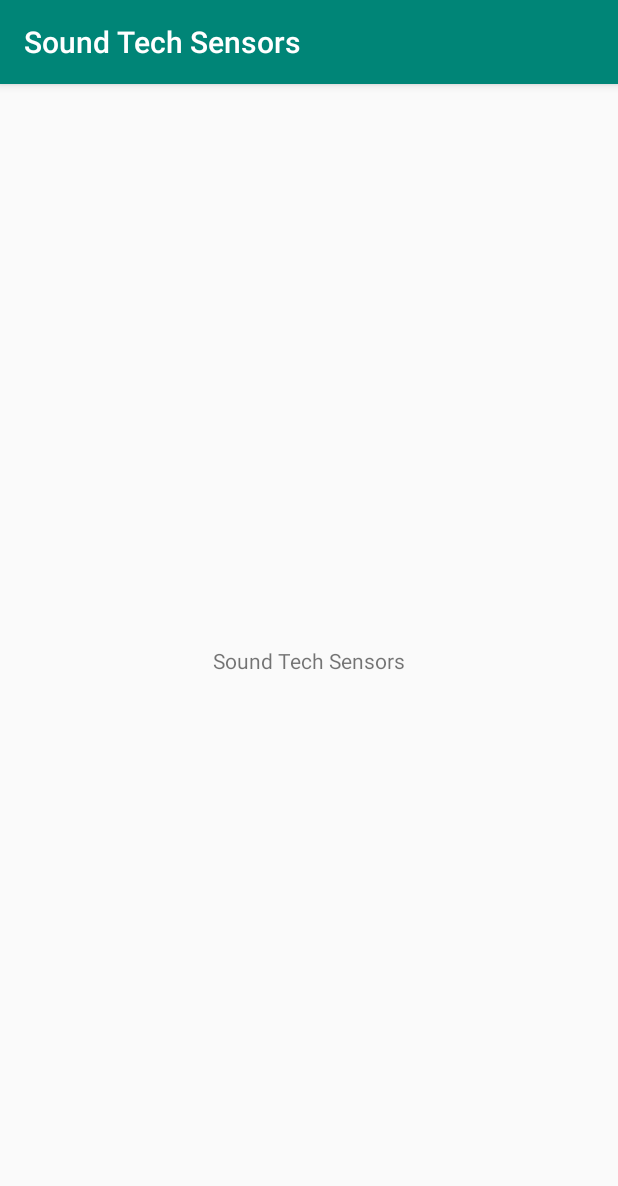
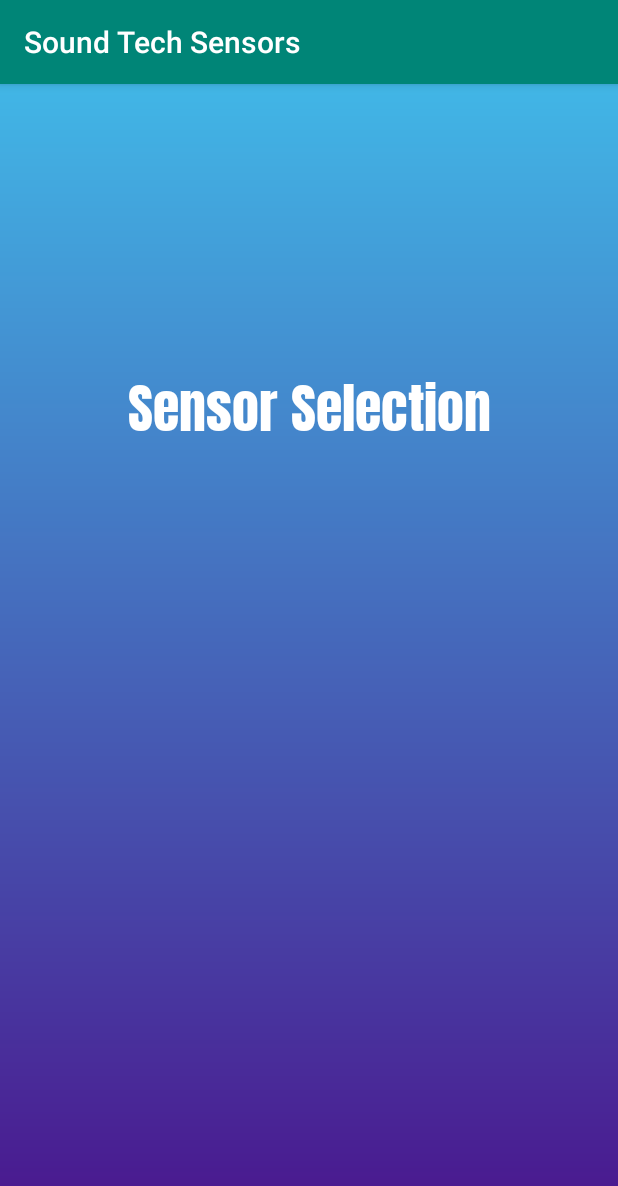
Before and after one commit to Cfoulcard/Android-Sensor-Engine, an Android app: the screen it shows after launch (MainActivity), on a phone screen of 412 x 824 dp. Shown: the top 1186 px of the screen. Run offline under Robolectric (Android 15) with nearby library versions, the phone set to English and light mode, and no system bars.

Commit message:
Added ui design + fonts
activity_main changed to reflect name of landing screen: sensor_selection
Added gradient
Added anton font
Added title view for sensor_selection
Added colors

```diff
--- a/app/src/main/java/com/example/android/soundtechsensors/MainActivity.java
+++ b/app/src/main/java/com/example/android/soundtechsensors/MainActivity.java
@@ -8,6 +8,6 @@ public class MainActivity extends AppCompatActivity {
     @Override
     protected void onCreate(Bundle savedInstanceState) {
         super.onCreate(savedInstanceState);
-        setContentView(R.layout.activity_main);
+        setContentView(R.layout.sensor_selection);
     }
 }
--- /dev/null
+++ b/app/src/main/res/drawable/drawable_gradient.xml
@@ -0,0 +1,9 @@
+<?xml version="1.0" encoding="utf-8"?>
+<shape xmlns:android="http://schemas.android.com/apk/res/android">
+
+    <gradient
+        android:angle="90"
+        android:endColor="@color/colorPurple_A400"
+        android:startColor="@color/colorPurple_900" />
+
+</shape>
--- a/app/src/main/res/layout/activity_main.xml
+++ /dev/null
@@ -1,18 +0,0 @@
-<?xml version="1.0" encoding="utf-8"?>
-<android.support.constraint.ConstraintLayout xmlns:android="http://schemas.android.com/apk/res/android"
-    xmlns:app="http://schemas.android.com/apk/res-auto"
-    xmlns:tools="http://schemas.android.com/tools"
-    android:layout_width="match_parent"
-    android:layout_height="match_parent"
-    tools:context=".MainActivity">
-
-    <TextView
-        android:layout_width="wrap_content"
-        android:layout_height="wrap_content"
-        android:text="Sound Tech Sensors"
-        app:layout_constraintBottom_toBottomOf="parent"
-        app:layout_constraintLeft_toLeftOf="parent"
-        app:layout_constraintRight_toRightOf="parent"
-        app:layout_constraintTop_toTopOf="parent" />
-
-</android.support.constraint.ConstraintLayout>
--- /dev/null
+++ b/app/src/main/res/layout/sensor_selection.xml
@@ -0,0 +1,31 @@
+<?xml version="1.0" encoding="utf-8"?>
+<android.support.constraint.ConstraintLayout xmlns:android="http://schemas.android.com/apk/res/android"
+    xmlns:app="http://schemas.android.com/apk/res-auto"
+    xmlns:tools="http://schemas.android.com/tools"
+    android:layout_width="match_parent"
+    android:layout_height="match_parent"
+    android:background="@drawable/drawable_gradient"
+    tools:context=".MainActivity"
+    >
+
+
+    <TextView
+        android:id="@+id/sensorselecttext"
+        android:layout_width="0dp"
+        android:layout_height="wrap_content"
+        android:layout_marginLeft="24dp"
+        android:layout_marginRight="24dp"
+        android:fontFamily="@font/anton_regular"
+        android:text="Sensor Selection"
+        android:textAlignment="center"
+        android:textAllCaps="false"
+        android:textColor="@color/white"
+        android:textSize="36sp"
+        app:layout_constraintBottom_toBottomOf="parent"
+        app:layout_constraintHorizontal_bias="0.496"
+        app:layout_constraintLeft_toLeftOf="parent"
+        app:layout_constraintRight_toRightOf="parent"
+        app:layout_constraintTop_toTopOf="parent"
+        app:layout_constraintVertical_bias="0.256" />
+
+</android.support.constraint.ConstraintLayout>
--- a/app/src/main/res/values/colors.xml
+++ b/app/src/main/res/values/colors.xml
@@ -3,4 +3,12 @@
     <color name="colorPrimary">#008577</color>
     <color name="colorPrimaryDark">#00574B</color>
     <color name="colorAccent">#D81B60</color>
+
+    <!-- 1st Gradient color -->
+    <color name="colorPurple_A400">#41B6E6</color>
+    <color name="colorPurple_900">#4A148C</color>
+    <!-- ./ 1st Gradient color -->
+
+    <!-- Simple colors -->
+    <color name="white">#FFFFFF</color>
 </resources>
```
Also changed, not shown: app/src/main/res/font/anton_regular.ttf (added).
